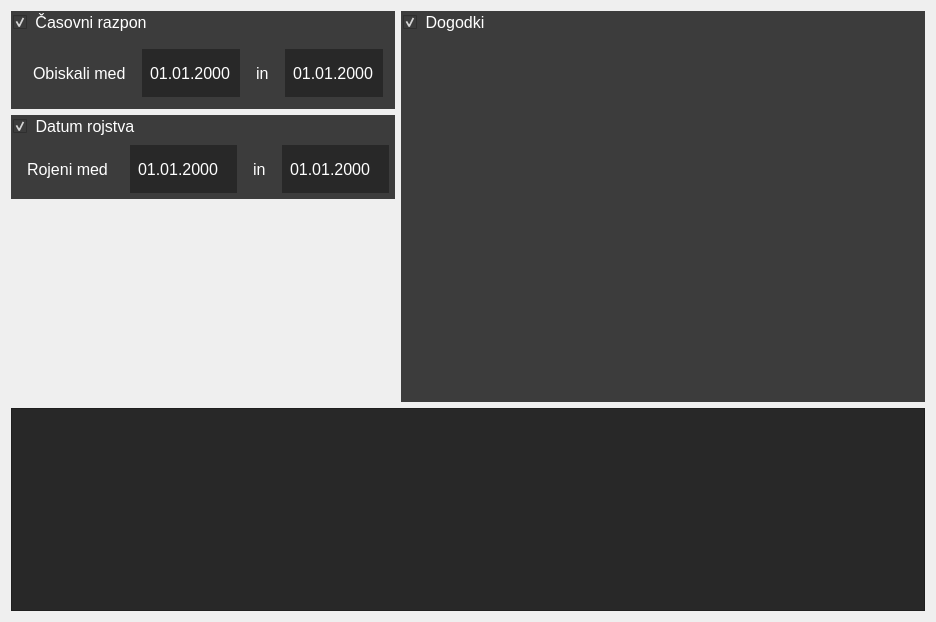
Qt form gui/main_widget/mailfilter.ui (vernocte/torba) before a commit.
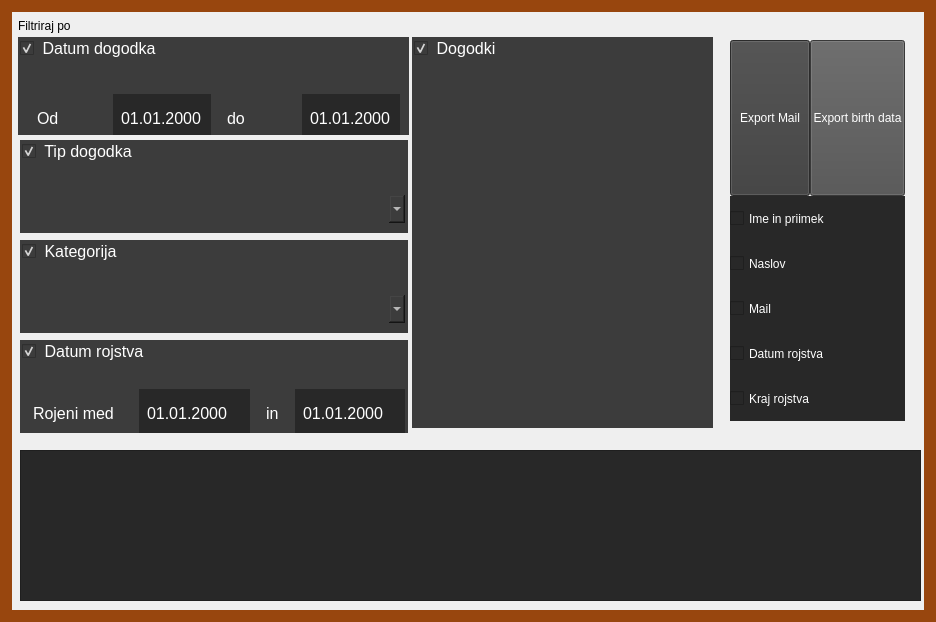
The same form after that commit. Icons and pictures are not drawn.

```diff
--- a/gui/main_widget/mailfilter.ui
+++ b/gui/main_widget/mailfilter.ui
@@ -13,9 +13,21 @@
   <property name="windowTitle">
    <string>Form</string>
   </property>
-  <layout class="QGridLayout" name="gridLayout_2">
-   <item row="4" column="0" colspan="2">
+  <property name="styleSheet">
+   <string notr="true">QWidget#MailFilter
+{
+border: 12px solid rgb(152,70,14);
+}</string>
+  </property>
     <widget class="QPlainTextEdit" name="result_text">
+   <property name="geometry">
+    <rect>
+     <x>20</x>
+     <y>450</y>
+     <width>901</width>
+     <height>151</height>
+    </rect>
+   </property>
      <property name="font">
       <font>
        <pointsize>12</pointsize>
@@ -26,9 +38,15 @@
 background-color: rgb(40,40,40);</string>
      </property>
     </widget>
-   </item>
-   <item row="2" column="0">
     <widget class="QGroupBox" name="date_of_birth_box">
+   <property name="geometry">
+    <rect>
+     <x>20</x>
+     <y>140</y>
+     <width>388</width>
+     <height>93</height>
+    </rect>
+   </property>
      <property name="font">
       <font>
        <pointsize>12</pointsize>
@@ -47,7 +65,7 @@
 }</string>
      </property>
      <property name="title">
-      <string>Datum rojstva</string>
+    <string>Tip dogodka</string>
      </property>
      <property name="checkable">
       <bool>true</bool>
@@ -65,134 +83,20 @@
       <property name="bottomMargin">
        <number>0</number>
       </property>
-      <item row="0" column="0">
-       <widget class="QLabel" name="birth_text">
-        <property name="minimumSize">
-         <size>
-          <width>0</width>
-          <height>48</height>
-         </size>
-        </property>
-        <property name="maximumSize">
-         <size>
-          <width>16777215</width>
-          <height>48</height>
-         </size>
-        </property>
-        <property name="font">
-         <font>
-          <pointsize>12</pointsize>
-         </font>
-        </property>
-        <property name="text">
-         <string>Rojeni med</string>
-        </property>
-       </widget>
-      </item>
-      <item row="0" column="1">
-       <widget class="QDateEdit" name="birth_from_edit">
-        <property name="minimumSize">
-         <size>
-          <width>0</width>
-          <height>48</height>
-         </size>
-        </property>
-        <property name="maximumSize">
-         <size>
-          <width>16777215</width>
-          <height>48</height>
-         </size>
-        </property>
-        <property name="font">
-         <font>
-          <pointsize>12</pointsize>
-         </font>
-        </property>
-        <property name="styleSheet">
-         <string notr="true">color: white;
-background-color: rgb(40,40,40);</string>
-        </property>
-        <property name="buttonSymbols">
-         <enum>QAbstractSpinBox::NoButtons</enum>
-        </property>
-        <property name="minimumDate">
-         <date>
-          <year>1900</year>
-          <month>9</month>
-          <day>14</day>
-         </date>
-        </property>
-        <property name="displayFormat">
-         <string>dd.MM.yyyy</string>
-        </property>
-       </widget>
-      </item>
-      <item row="0" column="2">
-       <widget class="QLabel" name="birth_and_text">
-        <property name="sizePolicy">
-         <sizepolicy hsizetype="Maximum" vsizetype="Maximum">
-          <horstretch>0</horstretch>
-          <verstretch>0</verstretch>
-         </sizepolicy>
-        </property>
-        <property name="minimumSize">
-         <size>
-          <width>0</width>
-          <height>48</height>
-         </size>
-        </property>
-        <property name="maximumSize">
-         <size>
-          <width>16777215</width>
-          <height>48</height>
-         </size>
-        </property>
-        <property name="font">
-         <font>
-          <pointsize>12</pointsize>
-         </font>
-        </property>
-        <property name="text">
-         <string>in</string>
-        </property>
-       </widget>
-      </item>
       <item row="0" column="3">
-       <widget class="QDateEdit" name="birth_to_date">
-        <property name="minimumSize">
-         <size>
-          <width>0</width>
-          <height>48</height>
-         </size>
-        </property>
-        <property name="maximumSize">
-         <size>
-          <width>16777215</width>
-          <height>48</height>
-         </size>
-        </property>
-        <property name="font">
-         <font>
-          <pointsize>12</pointsize>
-         </font>
-        </property>
-        <property name="styleSheet">
-         <string notr="true">color: white;
-background-color: rgb(40,40,40);</string>
-        </property>
-        <property name="buttonSymbols">
-         <enum>QAbstractSpinBox::NoButtons</enum>
-        </property>
-        <property name="displayFormat">
-         <string>dd.MM.yyyy</string>
-        </property>
-       </widget>
+     <widget class="QComboBox" name="comboBox"/>
       </item>
      </layout>
     </widget>
-   </item>
-   <item row="0" column="0" rowspan="2">
     <widget class="QGroupBox" name="visited_group">
+   <property name="geometry">
+    <rect>
+     <x>18</x>
+     <y>37</y>
+     <width>391</width>
+     <height>98</height>
+    </rect>
+   </property>
      <property name="font">
       <font>
        <pointsize>12</pointsize>
@@ -211,7 +115,7 @@
 }</string>
      </property>
      <property name="title">
-      <string>Časovni razpon</string>
+    <string>Datum dogodka</string>
      </property>
      <property name="flat">
       <bool>true</bool>
@@ -255,7 +159,7 @@
          </font>
         </property>
         <property name="text">
-         <string>Obiskali med</string>
+       <string>Od</string>
         </property>
        </widget>
       </item>
@@ -313,7 +217,7 @@
          </font>
         </property>
         <property name="text">
-         <string>in</string>
+       <string>do</string>
         </property>
        </widget>
       </item>
@@ -350,22 +254,15 @@
       </item>
      </layout>
     </widget>
-   </item>
-   <item row="3" column="0">
-    <spacer name="verticalSpacer">
-     <property name="orientation">
-      <enum>Qt::Vertical</enum>
-     </property>
-     <property name="sizeHint" stdset="0">
-      <size>
-       <width>20</width>
-       <height>40</height>
-      </size>
-     </property>
-    </spacer>
-   </item>
-   <item row="0" column="1" rowspan="4">
     <widget class="QGroupBox" name="events_group">
+   <property name="geometry">
+    <rect>
+     <x>412</x>
+     <y>37</y>
+     <width>301</width>
+     <height>391</height>
+    </rect>
+   </property>
      <property name="font">
       <font>
        <pointsize>12</pointsize>
@@ -470,8 +367,385 @@
       </item>
      </layout>
     </widget>
-   </item>
-  </layout>
+  <widget class="QLabel" name="label">
+   <property name="geometry">
+    <rect>
+     <x>18</x>
+     <y>18</y>
+     <width>52</width>
+     <height>16</height>
+    </rect>
+   </property>
+   <property name="text">
+    <string>Filtriraj po:</string>
+   </property>
+  </widget>
+  <widget class="QGroupBox" name="date_of_birth_box_3">
+   <property name="geometry">
+    <rect>
+     <x>20</x>
+     <y>340</y>
+     <width>388</width>
+     <height>93</height>
+    </rect>
+   </property>
+   <property name="font">
+    <font>
+     <pointsize>12</pointsize>
+    </font>
+   </property>
+   <property name="styleSheet">
+    <string notr="true">QWidget { 
+    background: rgb(60,60,60);
+	border: none;
+	padding: 6px;
+	color: white;
+ }
+
+QGroupBox::title {
+	margin: 2px;
+}</string>
+   </property>
+   <property name="title">
+    <string>Datum rojstva</string>
+   </property>
+   <property name="checkable">
+    <bool>true</bool>
+   </property>
+   <layout class="QGridLayout" name="gridLayout_5">
+    <property name="leftMargin">
+     <number>0</number>
+    </property>
+    <property name="topMargin">
+     <number>24</number>
+    </property>
+    <property name="rightMargin">
+     <number>0</number>
+    </property>
+    <property name="bottomMargin">
+     <number>0</number>
+    </property>
+    <item row="0" column="0">
+     <widget class="QLabel" name="birth_text_3">
+      <property name="minimumSize">
+       <size>
+        <width>0</width>
+        <height>48</height>
+       </size>
+      </property>
+      <property name="maximumSize">
+       <size>
+        <width>16777215</width>
+        <height>48</height>
+       </size>
+      </property>
+      <property name="font">
+       <font>
+        <pointsize>12</pointsize>
+       </font>
+      </property>
+      <property name="text">
+       <string>Rojeni med</string>
+      </property>
+     </widget>
+    </item>
+    <item row="0" column="1">
+     <widget class="QDateEdit" name="birth_from_edit_3">
+      <property name="minimumSize">
+       <size>
+        <width>0</width>
+        <height>48</height>
+       </size>
+      </property>
+      <property name="maximumSize">
+       <size>
+        <width>16777215</width>
+        <height>48</height>
+       </size>
+      </property>
+      <property name="font">
+       <font>
+        <pointsize>12</pointsize>
+       </font>
+      </property>
+      <property name="styleSheet">
+       <string notr="true">color: white;
+background-color: rgb(40,40,40);</string>
+      </property>
+      <property name="buttonSymbols">
+       <enum>QAbstractSpinBox::NoButtons</enum>
+      </property>
+      <property name="minimumDate">
+       <date>
+        <year>1900</year>
+        <month>9</month>
+        <day>14</day>
+       </date>
+      </property>
+      <property name="displayFormat">
+       <string>dd.MM.yyyy</string>
+      </property>
+     </widget>
+    </item>
+    <item row="0" column="2">
+     <widget class="QLabel" name="birth_and_text_3">
+      <property name="sizePolicy">
+       <sizepolicy hsizetype="Maximum" vsizetype="Maximum">
+        <horstretch>0</horstretch>
+        <verstretch>0</verstretch>
+       </sizepolicy>
+      </property>
+      <property name="minimumSize">
+       <size>
+        <width>0</width>
+        <height>48</height>
+       </size>
+      </property>
+      <property name="maximumSize">
+       <size>
+        <width>16777215</width>
+        <height>48</height>
+       </size>
+      </property>
+      <property name="font">
+       <font>
+        <pointsize>12</pointsize>
+       </font>
+      </property>
+      <property name="text">
+       <string>in</string>
+      </property>
+     </widget>
+    </item>
+    <item row="0" column="3">
+     <widget class="QDateEdit" name="birth_to_date_3">
+      <property name="minimumSize">
+       <size>
+        <width>0</width>
+        <height>48</height>
+       </size>
+      </property>
+      <property name="maximumSize">
+       <size>
+        <width>16777215</width>
+        <height>48</height>
+       </size>
+      </property>
+      <property name="font">
+       <font>
+        <pointsize>12</pointsize>
+       </font>
+      </property>
+      <property name="styleSheet">
+       <string notr="true">color: white;
+background-color: rgb(40,40,40);</string>
+      </property>
+      <property name="buttonSymbols">
+       <enum>QAbstractSpinBox::NoButtons</enum>
+      </property>
+      <property name="displayFormat">
+       <string>dd.MM.yyyy</string>
+      </property>
+     </widget>
+    </item>
+   </layout>
+  </widget>
+  <widget class="QGroupBox" name="date_of_birth_box_2">
+   <property name="geometry">
+    <rect>
+     <x>20</x>
+     <y>240</y>
+     <width>388</width>
+     <height>93</height>
+    </rect>
+   </property>
+   <property name="font">
+    <font>
+     <pointsize>12</pointsize>
+    </font>
+   </property>
+   <property name="styleSheet">
+    <string notr="true">QWidget { 
+    background: rgb(60,60,60);
+	border: none;
+	padding: 6px;
+	color: white;
+ }
+
+QGroupBox::title {
+	margin: 2px;
+}</string>
+   </property>
+   <property name="title">
+    <string>Kategorija</string>
+   </property>
+   <property name="checkable">
+    <bool>true</bool>
+   </property>
+   <layout class="QGridLayout" name="gridLayout_2">
+    <property name="leftMargin">
+     <number>0</number>
+    </property>
+    <property name="topMargin">
+     <number>24</number>
+    </property>
+    <property name="rightMargin">
+     <number>0</number>
+    </property>
+    <property name="bottomMargin">
+     <number>0</number>
+    </property>
+    <item row="0" column="3">
+     <widget class="QComboBox" name="comboBox_2">
+      <property name="styleSheet">
+       <string notr="true">background color: rgb(40,40,40);
+</string>
+      </property>
+     </widget>
+    </item>
+   </layout>
+  </widget>
+  <widget class="QWidget" name="">
+   <property name="geometry">
+    <rect>
+     <x>730</x>
+     <y>40</y>
+     <width>175</width>
+     <height>381</height>
+    </rect>
+   </property>
+   <layout class="QVBoxLayout" name="verticalLayout_2">
+    <property name="spacing">
+     <number>0</number>
+    </property>
+    <item>
+     <layout class="QHBoxLayout" name="horizontalLayout_2">
+      <property name="spacing">
+       <number>0</number>
+      </property>
+      <item>
+       <widget class="QPushButton" name="export_mail_button">
+        <property name="sizePolicy">
+         <sizepolicy hsizetype="Minimum" vsizetype="Minimum">
+          <horstretch>0</horstretch>
+          <verstretch>0</verstretch>
+         </sizepolicy>
+        </property>
+        <property name="styleSheet">
+         <string notr="true">color: white;
+background-color: rgb(60, 60, 60);</string>
+        </property>
+        <property name="text">
+         <string>Export Mail</string>
+        </property>
+       </widget>
+      </item>
+      <item>
+       <widget class="QPushButton" name="export_birth_data_button">
+        <property name="sizePolicy">
+         <sizepolicy hsizetype="Minimum" vsizetype="Minimum">
+          <horstretch>0</horstretch>
+          <verstretch>0</verstretch>
+         </sizepolicy>
+        </property>
+        <property name="styleSheet">
+         <string notr="true">color: rgb(255, 255, 255);
+background-color: rgb(80, 80, 80);</string>
+        </property>
+        <property name="text">
+         <string>Export birth data</string>
+        </property>
+       </widget>
+      </item>
+     </layout>
+    </item>
+    <item>
+     <widget class="QCheckBox" name="name_checkbox">
+      <property name="minimumSize">
+       <size>
+        <width>0</width>
+        <height>45</height>
+       </size>
+      </property>
+      <property name="styleSheet">
+       <string notr="true">background-color: rgb(40,40,40);
+color: rgb(255, 255, 255);</string>
+      </property>
+      <property name="text">
+       <string>Ime in priimek</string>
+      </property>
+     </widget>
+    </item>
+    <item>
+     <widget class="QCheckBox" name="address_checkbox">
+      <property name="minimumSize">
+       <size>
+        <width>0</width>
+        <height>45</height>
+       </size>
+      </property>
+      <property name="styleSheet">
+       <string notr="true">background-color: rgb(40,40,40);
+color: rgb(255, 255, 255);</string>
+      </property>
+      <property name="text">
+       <string>Naslov</string>
+      </property>
+     </widget>
+    </item>
+    <item>
+     <widget class="QCheckBox" name="mail_checkbox">
+      <property name="minimumSize">
+       <size>
+        <width>0</width>
+        <height>45</height>
+       </size>
+      </property>
+      <property name="styleSheet">
+       <string notr="true">background-color: rgb(40,40,40);
+color: rgb(255, 255, 255);</string>
+      </property>
+      <property name="text">
+       <string>Mail</string>
+      </property>
+     </widget>
+    </item>
+    <item>
+     <widget class="QCheckBox" name="birth_date_checkbox">
+      <property name="minimumSize">
+       <size>
+        <width>0</width>
+        <height>45</height>
+       </size>
+      </property>
+      <property name="styleSheet">
+       <string notr="true">background-color: rgb(40,40,40);
+color: rgb(255, 255, 255);</string>
+      </property>
+      <property name="text">
+       <string>Datum rojstva</string>
+      </property>
+     </widget>
+    </item>
+    <item>
+     <widget class="QCheckBox" name="birth_place_checkbox">
+      <property name="minimumSize">
+       <size>
+        <width>0</width>
+        <height>45</height>
+       </size>
+      </property>
+      <property name="styleSheet">
+       <string notr="true">background-color: rgb(40,40,40);
+color: rgb(255, 255, 255);</string>
+      </property>
+      <property name="text">
+       <string>Kraj rojstva</string>
+      </property>
+     </widget>
+    </item>
+   </layout>
+  </widget>
  </widget>
  <resources>
   <include location="../../resources/resources.qrc"/>
```
Left out of the diff: 3 changed lines with no effect on the pictures. Lines whose indentation alone changed are shown as unchanged.
